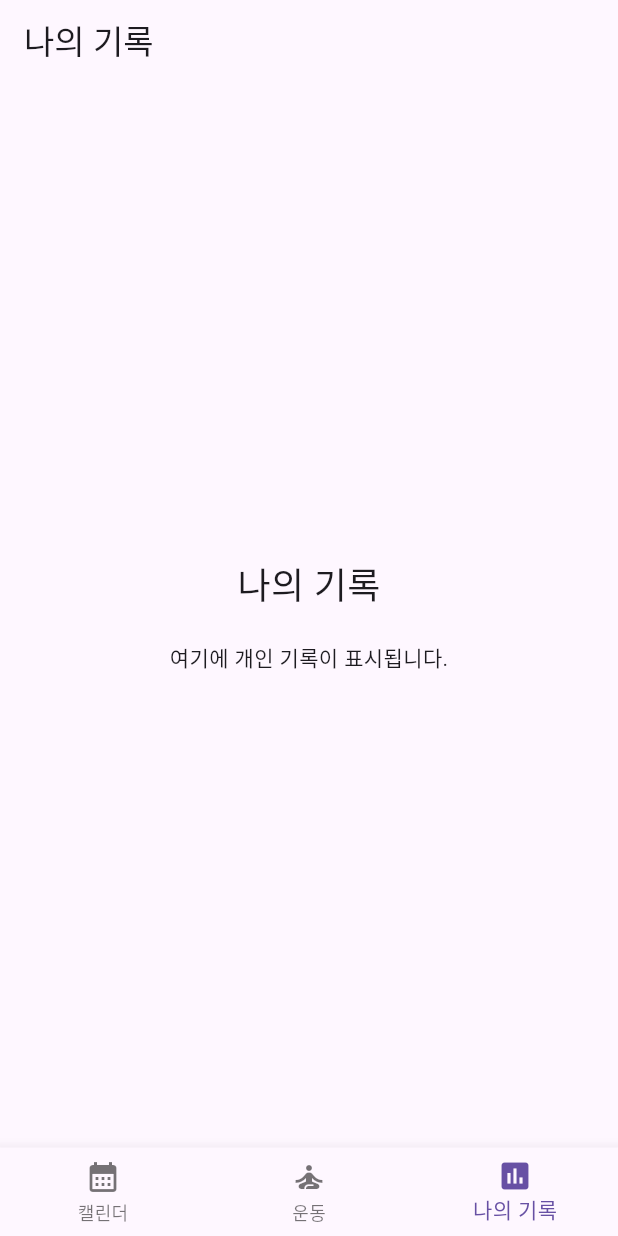
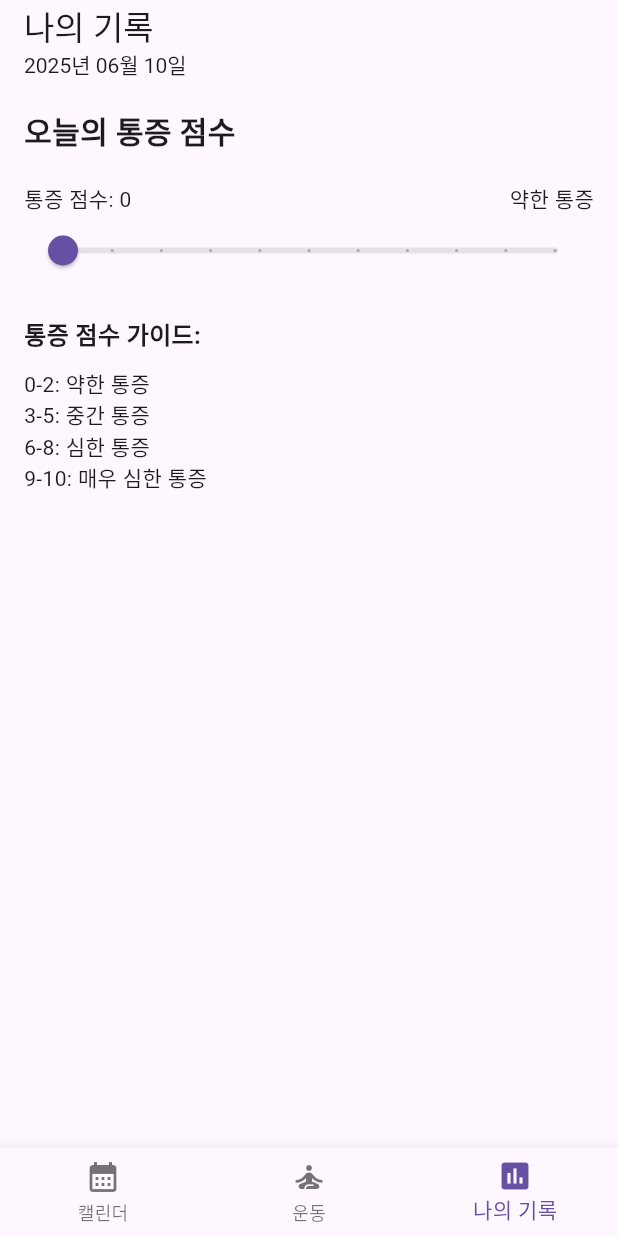
Before and after one commit to June8039/Capstone, a Flutter app: the screen it shows after launch, item 3 of the bottom bar chosen, on a phone screen of 412 x 824 dp. Run offline on Flutter 3.47's test engine with Material 3 defaults, Android fonts, the phone set to English and light mode, and no system bars; our stand-ins replace firebase_core, flutter_tts, permission_handler, table_calendar, video_player; accounts and stored records are empty.

Commit message:
Feat: 통증 점수 평가 기능 추가

```diff
--- a/lib/screens/personal_record.dart
+++ b/lib/screens/personal_record.dart
@@ -1,27 +1,86 @@
 import 'package:flutter/material.dart';
+import 'package:intl/intl.dart';
 
-class PersonalRecordScreen extends StatelessWidget {
+class PersonalRecordScreen extends StatefulWidget {
   const PersonalRecordScreen({super.key});
 
   @override
+  State<PersonalRecordScreen> createState() => _PersonalRecordScreenState();
+}
+
+class _PersonalRecordScreenState extends State<PersonalRecordScreen> {
+  double _painScore = 0;
+  final Map<DateTime, double> _painScores = {};
+
+  @override
   Widget build(BuildContext context) {
+    final now = DateTime.now();
+    final dateFormat = DateFormat('yyyy년 MM월 dd일');
+    final formattedDate = dateFormat.format(now);
+
     return Scaffold(
       appBar: AppBar(
-        title: const Text('나의 기록'),
+        title: Column(
+          crossAxisAlignment: CrossAxisAlignment.start,
+          children: [
+            const Text('나의 기록'),
+            Text(
+              formattedDate,
+              style: const TextStyle(fontSize: 14),
+            ),
+          ],
+        ),
       ),
-      body: Center(
+      body: Padding(
+        padding: const EdgeInsets.all(16.0),
         child: Column(
-          mainAxisAlignment: MainAxisAlignment.center,
-          children: const [
-            Text(
-              '나의 기록',
-              style: TextStyle(fontSize: 24),
+          crossAxisAlignment: CrossAxisAlignment.start,
+          children: [
+            const Text(
+              '오늘의 통증 점수',
+              style: TextStyle(fontSize: 20, fontWeight: FontWeight.bold),
             ),
-            SizedBox(height: 20),
-            Text('여기에 개인 기록이 표시됩니다.'),
+            const SizedBox(height: 20),
+            Row(
+              mainAxisAlignment: MainAxisAlignment.spaceBetween,
+              children: [
+                Text('통증 점수: ${_painScore.round()}'),
+                Text(_getPainDescription(_painScore)),
+              ],
+            ),
+            Slider(
+              value: _painScore,
+              min: 0,
+              max: 10,
+              divisions: 10,
+              label: _painScore.round().toString(),
+              onChanged: (value) {
+                setState(() {
+                  _painScore = value;
+                  _painScores[DateTime(now.year, now.month, now.day)] = value;
+                });
+              },
+            ),
+            const SizedBox(height: 20),
+            const Text(
+              '통증 점수 가이드:',
+              style: TextStyle(fontSize: 16, fontWeight: FontWeight.bold),
+            ),
+            const SizedBox(height: 10),
+            Text('0-2: 약한 통증'),
+            Text('3-5: 중간 통증'),
+            Text('6-8: 심한 통증'),
+            Text('9-10: 매우 심한 통증'),
           ],
         ),
       ),
     );
   }
+
+  String _getPainDescription(double score) {
+    if (score <= 2) return '약한 통증';
+    if (score <= 5) return '중간 통증';
+    if (score <= 8) return '심한 통증';
+    return '매우 심한 통증';
+  }
 }
```
